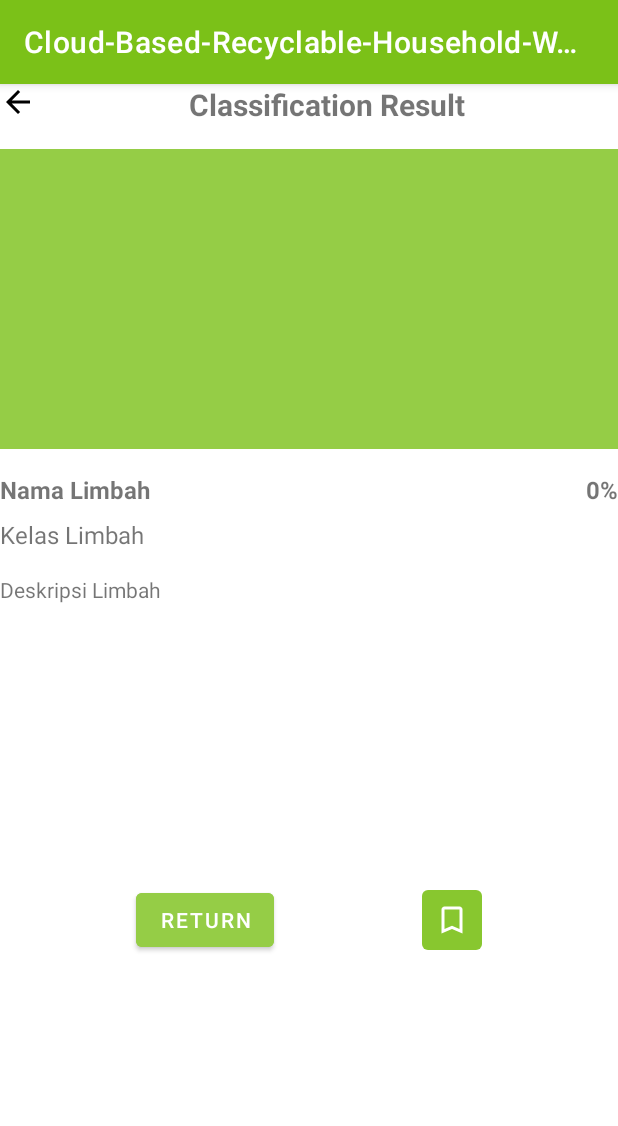
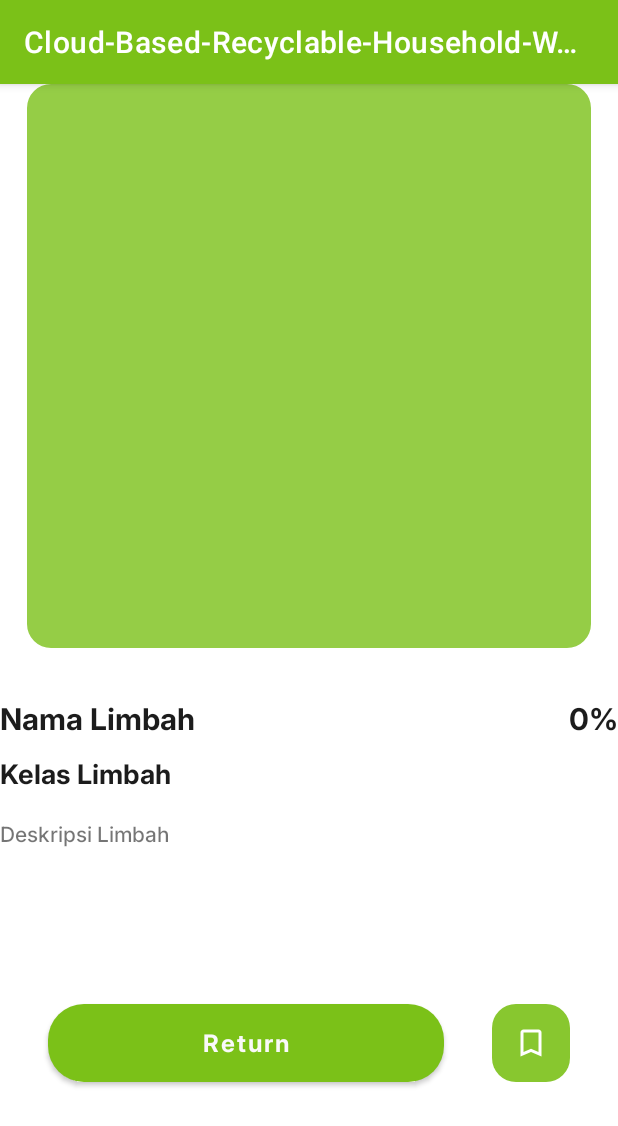
Before and after one commit to Alvin-Saputra/Cloud-Based-Recyclable-Household-Waste-Classification, an Android app: the DetailActivity screen opened directly, with no data from a screen before it, on a phone screen of 412 x 824 dp. Shown: the top 1126 px of the screen. Run offline under Robolectric (Android 15) with nearby library versions, the phone set to English and light mode, and no system bars.

Commit message:
1. Memperbaiki tampilan pada halaman activity_detail.xml
2. Menambahkan dan menggunakan 1 button styles baru AllCenterButtonStyles pada halaman activity_detail.xml

3. Menambahkan dan menggunakan styles MoreRoundedImage pada halaman activity_detail.xml

4. Menambahkan dan menerapakan font baru: inter pada styles button dan styles Heading dan paragraph

5. Memodifikasi beberapa corner radius pada style button

6. Memperbaiki tampilan pada saved_item.xml

7. menambahkan ImageButtonStyles pada styles.xml dan menggunakannya pada activity_detail.xml

8. Mengganti button bookmark pada activity_detail.xml dengan ImageButton

```diff
--- a/app/src/main/res/drawable/background_square.xml
+++ b/app/src/main/res/drawable/background_square.xml
@@ -1,5 +1,5 @@
 <?xml version="1.0" encoding="utf-8"?>
 <shape xmlns:android="http://schemas.android.com/apk/res/android">
     <solid android:color="@color/base_color_500" />
-    <corners android:radius="4dp" />
+    <corners android:radius="16dp" />
 </shape>
--- a/app/src/main/res/layout/activity_detail.xml
+++ b/app/src/main/res/layout/activity_detail.xml
@@ -8,117 +8,84 @@
     android:id="@+id/main"
     tools:context=".DetailActivity">
 
-    <ImageButton
-        android:id="@+id/btn_back"
-        android:layout_width="wrap_content"
-        android:layout_height="wrap_content"
-        android:background="?attr/selectableItemBackgroundBorderless"
-        android:contentDescription="@string/back"
-        android:src="@drawable/ic_arrow_back"
-        app:layout_constraintTop_toTopOf="parent"
-        app:layout_constraintStart_toStartOf="parent" />
-
-    <TextView
-        android:id="@+id/tv_classification_result"
-        android:layout_width="wrap_content"
-        android:layout_height="wrap_content"
-        android:text="@string/classification_result"
-        android:textSize="20sp"
-        android:textStyle="bold"
-        app:layout_constraintTop_toTopOf="parent"
-        app:layout_constraintStart_toEndOf="@id/btn_back"
-        app:layout_constraintEnd_toEndOf="parent"
-        app:layout_constraintHorizontal_bias="0.5" />
-
     <com.google.android.material.imageview.ShapeableImageView
         android:id="@+id/iv_waste_image"
-        android:layout_width="0dp"
-        android:layout_height="200dp"
+        app:shapeAppearanceOverlay="@style/MoreRoundedImage"
+        android:layout_width="376dp"
+        android:layout_height="376dp"
         android:background="@color/base_color_400"
-        app:layout_constraintTop_toBottomOf="@id/tv_classification_result"
-        app:layout_constraintStart_toStartOf="parent"
-        app:layout_constraintEnd_toEndOf="parent"
-        android:layout_marginTop="16dp"
         android:contentDescription="@string/waste_image"
         android:scaleType="centerCrop"
-        tools:src="@tools:sample/avatars"/>
+        app:layout_constraintEnd_toEndOf="parent"
+        app:layout_constraintStart_toStartOf="parent"
+        app:layout_constraintTop_toTopOf="parent"
+        tools:src="@tools:sample/avatars" />
 
     <TextView
         android:id="@+id/tv_waste_name"
+        style="@style/Heading2"
         android:layout_width="wrap_content"
         android:layout_height="wrap_content"
+        android:layout_marginTop="32dp"
         android:text="@string/waste_name"
-        android:textSize="16sp"
-        android:textStyle="bold"
-        app:layout_constraintTop_toBottomOf="@id/iv_waste_image"
         app:layout_constraintStart_toStartOf="parent"
-        android:layout_marginTop="16dp" />
+        app:layout_constraintTop_toBottomOf="@id/iv_waste_image" />
 
     <TextView
         android:id="@+id/tv_classification_percentage"
+        style="@style/Heading2"
         android:layout_width="wrap_content"
         android:layout_height="wrap_content"
         android:text="@string/percentage"
-        android:textSize="16sp"
-        android:textStyle="bold"
         app:layout_constraintTop_toTopOf="@id/tv_waste_name"
         app:layout_constraintEnd_toEndOf="parent" />
 
     <TextView
         android:id="@+id/tv_waste_class"
+        style="@style/Heading3"
         android:layout_width="wrap_content"
         android:layout_height="wrap_content"
         android:text="@string/waste_class"
-        android:textSize="16sp"
         app:layout_constraintTop_toBottomOf="@id/tv_waste_name"
         app:layout_constraintStart_toStartOf="parent"
         android:layout_marginTop="8dp" />
 
     <TextView
         android:id="@+id/tv_waste_description"
+        style="@style/Parahraph_xm"
         android:layout_width="0dp"
         android:layout_height="wrap_content"
+        android:layout_marginTop="16dp"
         android:text="@string/waste_description"
         android:textSize="14sp"
-        app:layout_constraintTop_toBottomOf="@id/tv_waste_class"
+        app:layout_constraintEnd_toEndOf="parent"
         app:layout_constraintStart_toStartOf="parent"
-        app:layout_constraintEnd_toEndOf="parent"
-        android:layout_marginTop="16dp" />
+        app:layout_constraintTop_toBottomOf="@id/tv_waste_class" />
 
     <Button
         android:id="@+id/btn_return"
+        style="@style/AllCenterButtonStyles"
+        android:layout_width="0dp"
+        android:layout_height="wrap_content"
+        android:layout_marginStart="32dp"
+        android:layout_marginEnd="32dp"
+        android:text="@string/return_button"
+        app:layout_constraintBottom_toBottomOf="parent"
+        app:layout_constraintEnd_toStartOf="@id/btn_save_container"
+        app:layout_constraintStart_toStartOf="parent"
+        app:layout_constraintTop_toBottomOf="@id/tv_waste_description" />
+
+    <ImageButton
+        android:id="@+id/btn_save_container"
+        style="@style/ImageButtonStyles"
         android:layout_width="wrap_content"
         android:layout_height="wrap_content"
-        android:text="@string/return_button"
-        android:backgroundTint="@color/base_color_400"
-        android:textColor="@android:color/white"
-        app:layout_constraintTop_toBottomOf="@id/tv_waste_description"
-        app:layout_constraintBottom_toBottomOf="parent"
-        app:layout_constraintStart_toStartOf="parent"
-        app:layout_constraintEnd_toStartOf="@id/btn_save_container"
-        android:layout_marginEnd="8dp" />
-
-    <FrameLayout
-        android:id="@+id/btn_save_container"
-        android:layout_width="wrap_content"
-        android:layout_height="wrap_content"
+        android:layout_marginEnd="32dp"
         android:background="@drawable/background_square"
-        android:padding="8dp"
-        app:layout_constraintTop_toTopOf="@id/btn_return"
-        app:layout_constraintBottom_toBottomOf="@id/btn_return"
-        app:layout_constraintStart_toEndOf="@id/btn_return"
-        app:layout_constraintEnd_toEndOf="parent">
-
-
-        <ImageButton
-            android:id="@+id/btn_save"
-            android:layout_width="wrap_content"
-            android:layout_height="wrap_content"
-            android:background="?attr/selectableItemBackgroundBorderless"
-            android:src="@drawable/ic_bookmark_inactive"
-            android:contentDescription="@string/save_button"
-            android:layout_gravity="center" />
-
-    </FrameLayout>
+        android:paddingHorizontal="14dp"
+        android:src="@drawable/ic_bookmark_inactive"
+        app:layout_constraintBottom_toBottomOf="@+id/btn_return"
+        app:layout_constraintEnd_toEndOf="parent"
+        app:layout_constraintTop_toTopOf="@+id/btn_return" />
 
 </androidx.constraintlayout.widget.ConstraintLayout>
--- a/app/src/main/res/values/styles.xml
+++ b/app/src/main/res/values/styles.xml
@@ -6,54 +6,76 @@
     </style>
 
 
+    <style name="MoreRoundedImage">
+        <item name="cornerFamily">rounded</item>
+        <item name="cornerSize">16dp</item>
+    </style>
+
+
     <style name="ButtonStyles">
         <item name="android:textColor">@color/white</item>
-        <item name="android:textStyle">bold</item>
+<!--        <item name="android:textStyle">bold</item>-->
         <item name="textAllCaps">false</item>
         <item name="android:gravity">start|center_vertical</item>
-        <item name="cornerRadius">20dp</item>
-        <item name="fontFamily">@font/montserrat_medium</item>
+        <item name="cornerRadius">24dp</item>
+        <item name="fontFamily">@font/inter_bold</item>
         <item name="android:textSize">16dp</item>
+        <item name="android:paddingVertical">14dp</item>
+    </style>
+
+    <style name="AllCenterButtonStyles">
+        <item name="android:textColor">@color/white</item>
+        <!--        <item name="android:textStyle">bold</item>-->
+        <item name="textAllCaps">false</item>
+        <item name="android:gravity">center|center_vertical</item>
+        <item name="cornerRadius">24dp</item>
+        <item name="fontFamily">@font/inter_bold</item>
+        <item name="android:textSize">16dp</item>
+        <item name="android:paddingVertical">14dp</item>
+    </style>
+
+    <style name="ImageButtonStyles">
+        <item name="android:paddingVertical">14dp</item>
     </style>
 
     <style name="Heading1">
         <item name="android:textSize">24dp</item>
-        <item name="android:textStyle">bold</item>
-        <item name="fontFamily">@font/montserrat_medium</item>
+<!--        <item name="android:textStyle">bold</item>-->
+        <item name="fontFamily">@font/inter_bold</item>
         <item name="android:textColor">@color/black</item>
     </style>
 
     <style name="Heading2">
         <item name="android:textSize">20dp</item>
-        <item name="android:textStyle">bold</item>
-        <item name="fontFamily">@font/montserrat_medium</item>
+<!--        <item name="android:textStyle">bold</item>-->
+        <item name="fontFamily">@font/inter_bold</item>
         <item name="android:textColor">@color/black</item>
     </style>
 
     <style name="Heading3">
         <item name="android:textSize">18dp</item>
-        <item name="android:textStyle">bold</item>
-        <item name="fontFamily">@font/montserrat_medium</item>
+<!--        <item name="android:textStyle">bold</item>-->
+        <item name="fontFamily">@font/inter_bold</item>
         <item name="android:textColor">@color/black</item>
     </style>
 
     <style name="Parahraph_md">
-        <item name="fontFamily">@font/montserrat_medium</item>
+        <item name="fontFamily">@font/inter_medium</item>
         <item name="android:textSize">16dp</item>
     </style>
 
     <style name="Parahraph_sm">
-        <item name="fontFamily">@font/montserrat_medium</item>
+        <item name="fontFamily">@font/inter_medium</item>
         <item name="android:textSize">14dp</item>
     </style>
 
     <style name="Parahraph_xm">
-        <item name="fontFamily">@font/montserrat_medium</item>
+        <item name="fontFamily">@font/inter_medium</item>
         <item name="android:textSize">12dp</item>
     </style>
 
     <style name="Parahraph_xxm">
-        <item name="fontFamily">@font/montserrat_medium</item>
+        <item name="fontFamily">@font/inter_medium</item>
         <item name="android:textSize">10dp</item>
     </style>
 
```
Also changed, not shown: app/src/main/res/layout/fragment_home.xml (+7 -6 lines), app/src/main/res/layout/saved_item.xml (+6 -7 lines), app/src/main/res/font/inter_bold.ttf (added), app/src/main/res/font/inter_medium.ttf (added), app/src/main/res/font/inter_semibold.ttf (added).
